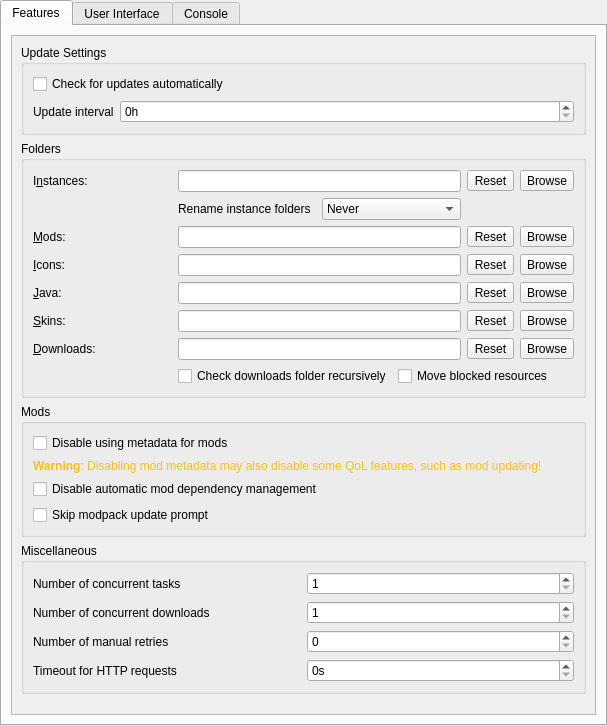
Above: launcher/ui/pages/global/LauncherPage.ui from kthchew/PrismLauncher before the change. Below: the same form after it.
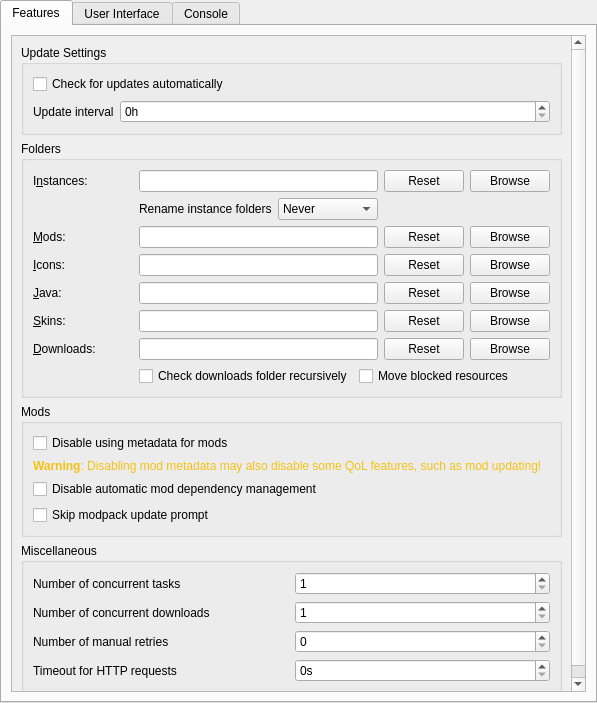
That is the form after the change. Custom widgets are drawn as their Qt base class.

Commit message: Change browse/reset QToolButtons to QPushButtons

What changed in the file:
```diff
--- a/launcher/ui/pages/global/LauncherPage.ui
+++ b/launcher/ui/pages/global/LauncherPage.ui
@@ -6,8 +6,8 @@
    <rect>
     <x>0</x>
     <y>0</y>
-    <width>607</width>
-    <height>726</height>
+    <width>597</width>
+    <height>703</height>
    </rect>
   </property>
   <property name="sizePolicy">
@@ -59,7 +59,7 @@
             <x>0</x>
             <y>0</y>
             <width>549</width>
-            <height>728</height>
+            <height>722</height>
            </rect>
           </property>
           <layout class="QVBoxLayout" name="verticalLayout_8">
@@ -112,6 +112,9 @@
               <string>Folders</string>
              </property>
              <layout class="QGridLayout" name="foldersBoxLayout">
+              <item row="4" column="1" colspan="2">
+               <widget class="QLineEdit" name="javaDirTextBox"/>
+              </item>
               <item row="4" column="0">
                <widget class="QLabel" name="labelJavaDir">
                 <property name="text">
@@ -122,15 +125,109 @@
                 </property>
                </widget>
               </item>
-              <item row="6" column="4">
-               <widget class="QToolButton" name="downloadsDirBrowseBtn">
+              <item row="5" column="4">
+               <widget class="QPushButton" name="skinsDirBrowseBtn">
+                <property name="sizePolicy">
+                 <sizepolicy hsizetype="Maximum" vsizetype="Fixed">
+                  <horstretch>0</horstretch>
+                  <verstretch>0</verstretch>
+                 </sizepolicy>
+                </property>
                 <property name="text">
                  <string>Browse</string>
                 </property>
+                <property name="autoDefault">
+                 <bool>false</bool>
+                </property>
                </widget>
               </item>
-              <item row="6" column="1" colspan="2">
-               <widget class="QLineEdit" name="downloadsDirTextBox"/>
+              <item row="0" column="3">
+               <widget class="QPushButton" name="instDirResetBtn">
+                <property name="sizePolicy">
+                 <sizepolicy hsizetype="Maximum" vsizetype="Fixed">
+                  <horstretch>0</horstretch>
+                  <verstretch>0</verstretch>
+                 </sizepolicy>
+                </property>
+                <property name="text">
+                 <string>Reset</string>
+                </property>
+                <property name="autoDefault">
+                 <bool>false</bool>
+                </property>
+               </widget>
+              </item>
+              <item row="0" column="0">
+               <widget class="QLabel" name="labelInstDir">
+                <property name="text">
+                 <string>I&amp;nstances:</string>
+                </property>
+                <property name="buddy">
+                 <cstring>instDirTextBox</cstring>
+                </property>
+               </widget>
+              </item>
+              <item row="5" column="0">
+               <widget class="QLabel" name="labelSkinsDir">
+                <property name="text">
+                 <string>&amp;Skins:</string>
+                </property>
+                <property name="buddy">
+                 <cstring>skinsDirTextBox</cstring>
+                </property>
+               </widget>
+              </item>
+              <item row="4" column="4">
+               <widget class="QPushButton" name="javaDirBrowseBtn">
+                <property name="sizePolicy">
+                 <sizepolicy hsizetype="Maximum" vsizetype="Fixed">
+                  <horstretch>0</horstretch>
+                  <verstretch>0</verstretch>
+                 </sizepolicy>
+                </property>
+                <property name="text">
+                 <string>Browse</string>
+                </property>
+                <property name="autoDefault">
+                 <bool>false</bool>
+                </property>
+               </widget>
+              </item>
+              <item row="3" column="0">
+               <widget class="QLabel" name="labelIconsDir">
+                <property name="text">
+                 <string>&amp;Icons:</string>
+                </property>
+                <property name="buddy">
+                 <cstring>iconsDirTextBox</cstring>
+                </property>
+               </widget>
+              </item>
+              <item row="4" column="3">
+               <widget class="QPushButton" name="javaDirResetBtn">
+                <property name="sizePolicy">
+                 <sizepolicy hsizetype="Maximum" vsizetype="Fixed">
+                  <horstretch>0</horstretch>
+                  <verstretch>0</verstretch>
+                 </sizepolicy>
+                </property>
+                <property name="text">
+                 <string>Reset</string>
+                </property>
+                <property name="autoDefault">
+                 <bool>false</bool>
+                </property>
+               </widget>
+              </item>
+              <item row="2" column="0">
+               <widget class="QLabel" name="labelModsDir">
+                <property name="text">
+                 <string>&amp;Mods:</string>
+                </property>
+                <property name="buddy">
+                 <cstring>modsDirTextBox</cstring>
+                </property>
+               </widget>
               </item>
               <item row="1" column="1">
                <widget class="QLabel" name="labelRenamingBehavior">
@@ -139,6 +236,57 @@
                 </property>
                </widget>
               </item>
+              <item row="0" column="4">
+               <widget class="QPushButton" name="instDirBrowseBtn">
+                <property name="sizePolicy">
+                 <sizepolicy hsizetype="Maximum" vsizetype="Fixed">
+                  <horstretch>0</horstretch>
+                  <verstretch>0</verstretch>
+                 </sizepolicy>
+                </property>
+                <property name="text">
+                 <string>Browse</string>
+                </property>
+                <property name="autoDefault">
+                 <bool>false</bool>
+                </property>
+               </widget>
+              </item>
+              <item row="2" column="3">
+               <widget class="QPushButton" name="modsDirResetBtn">
+                <property name="sizePolicy">
+                 <sizepolicy hsizetype="Maximum" vsizetype="Fixed">
+                  <horstretch>0</horstretch>
+                  <verstretch>0</verstretch>
+                 </sizepolicy>
+                </property>
+                <property name="text">
+                 <string>Reset</string>
+                </property>
+                <property name="autoDefault">
+                 <bool>false</bool>
+                </property>
+               </widget>
+              </item>
+              <item row="5" column="3">
+               <widget class="QPushButton" name="skinsDirResetBtn">
+                <property name="sizePolicy">
+                 <sizepolicy hsizetype="Maximum" vsizetype="Fixed">
+                  <horstretch>0</horstretch>
+                  <verstretch>0</verstretch>
+                 </sizepolicy>
+                </property>
+                <property name="text">
+                 <string>Reset</string>
+                </property>
+                <property name="autoDefault">
+                 <bool>false</bool>
+                </property>
+               </widget>
+              </item>
+              <item row="0" column="1" colspan="2">
+               <widget class="QLineEdit" name="instDirTextBox"/>
+              </item>
               <item row="7" column="1" colspan="4">
                <layout class="QHBoxLayout" name="downloadModsCheckLayout">
                 <item>
@@ -163,52 +311,37 @@
                 </item>
                </layout>
               </item>
-              <item row="4" column="4">
-               <widget class="QToolButton" name="javaDirBrowseBtn">
-                <property name="text">
-                 <string>Browse</string>
-                </property>
-               </widget>
-              </item>
-              <item row="5" column="4">
-               <widget class="QToolButton" name="skinsDirBrowseBtn">
-                <property name="text">
-                 <string>Browse</string>
-                </property>
-               </widget>
-              </item>
-              <item row="2" column="0">
-               <widget class="QLabel" name="labelModsDir">
-                <property name="text">
-                 <string>&amp;Mods:</string>
-                </property>
-                <property name="buddy">
-                 <cstring>modsDirTextBox</cstring>
-                </property>
-               </widget>
-              </item>
-              <item row="2" column="1" colspan="2">
-               <widget class="QLineEdit" name="modsDirTextBox"/>
-              </item>
-              <item row="5" column="1" colspan="2">
-               <widget class="QLineEdit" name="skinsDirTextBox"/>
-              </item>
-              <item row="2" column="4">
-               <widget class="QToolButton" name="modsDirBrowseBtn">
-                <property name="text">
-                 <string>Browse</string>
-                </property>
-               </widget>
-              </item>
               <item row="3" column="4">
-               <widget class="QToolButton" name="iconsDirBrowseBtn">
+               <widget class="QPushButton" name="iconsDirBrowseBtn">
+                <property name="sizePolicy">
+                 <sizepolicy hsizetype="Maximum" vsizetype="Fixed">
+                  <horstretch>0</horstretch>
+                  <verstretch>0</verstretch>
+                 </sizepolicy>
+                </property>
                 <property name="text">
                  <string>Browse</string>
                 </property>
+                <property name="autoDefault">
+                 <bool>false</bool>
+                </property>
                </widget>
               </item>
-              <item row="0" column="1" colspan="2">
-               <widget class="QLineEdit" name="instDirTextBox"/>
+              <item row="6" column="3">
+               <widget class="QPushButton" name="downloadsDirResetBtn">
+                <property name="sizePolicy">
+                 <sizepolicy hsizetype="Maximum" vsizetype="Fixed">
+                  <horstretch>0</horstretch>
+                  <verstretch>0</verstretch>
+                 </sizepolicy>
+                </property>
+                <property name="text">
+                 <string>Reset</string>
+                </property>
+                <property name="autoDefault">
+                 <bool>false</bool>
+                </property>
+               </widget>
               </item>
               <item row="1" column="2">
                <widget class="QComboBox" name="renamingBehaviorComboBox">
@@ -229,6 +362,63 @@
                 </item>
                </widget>
               </item>
+              <item row="3" column="1" colspan="2">
+               <widget class="QLineEdit" name="iconsDirTextBox"/>
+              </item>
+              <item row="5" column="1" colspan="2">
+               <widget class="QLineEdit" name="skinsDirTextBox"/>
+              </item>
+              <item row="3" column="3">
+               <widget class="QPushButton" name="iconsDirResetBtn">
+                <property name="sizePolicy">
+                 <sizepolicy hsizetype="Maximum" vsizetype="Fixed">
+                  <horstretch>0</horstretch>
+                  <verstretch>0</verstretch>
+                 </sizepolicy>
+                </property>
+                <property name="text">
+                 <string>Reset</string>
+                </property>
+                <property name="autoDefault">
+                 <bool>false</bool>
+                </property>
+               </widget>
+              </item>
+              <item row="2" column="1" colspan="2">
+               <widget class="QLineEdit" name="modsDirTextBox"/>
+              </item>
+              <item row="6" column="4">
+               <widget class="QPushButton" name="downloadsDirBrowseBtn">
+                <property name="sizePolicy">
+                 <sizepolicy hsizetype="Maximum" vsizetype="Fixed">
+                  <horstretch>0</horstretch>
+                  <verstretch>0</verstretch>
+                 </sizepolicy>
+                </property>
+                <property name="text">
+                 <string>Browse</string>
+                </property>
+                <property name="autoDefault">
+                 <bool>false</bool>
+                </property>
+               </widget>
+              </item>
+              <item row="2" column="4">
+               <widget class="QPushButton" name="modsDirBrowseBtn">
+                <property name="sizePolicy">
+                 <sizepolicy hsizetype="Maximum" vsizetype="Fixed">
+                  <horstretch>0</horstretch>
+                  <verstretch>0</verstretch>
+                 </sizepolicy>
+                </property>
+                <property name="text">
+                 <string>Browse</string>
+                </property>
+                <property name="autoDefault">
+                 <bool>false</bool>
+                </property>
+               </widget>
+              </item>
               <item row="6" column="0">
                <widget class="QLabel" name="labelDownloadsDir">
                 <property name="text">
@@ -239,90 +429,8 @@
                 </property>
                </widget>
               </item>
-              <item row="0" column="4">
-               <widget class="QToolButton" name="instDirBrowseBtn">
-                <property name="text">
-                 <string>Browse</string>
-                </property>
-               </widget>
-              </item>
-              <item row="5" column="0">
-               <widget class="QLabel" name="labelSkinsDir">
-                <property name="text">
-                 <string>&amp;Skins:</string>
-                </property>
-                <property name="buddy">
-                 <cstring>skinsDirTextBox</cstring>
-                </property>
-               </widget>
-              </item>
-              <item row="3" column="1" colspan="2">
-               <widget class="QLineEdit" name="iconsDirTextBox"/>
-              </item>
-              <item row="0" column="0">
-               <widget class="QLabel" name="labelInstDir">
-                <property name="text">
-                 <string>I&amp;nstances:</string>
-                </property>
-                <property name="buddy">
-                 <cstring>instDirTextBox</cstring>
-                </property>
-               </widget>
-              </item>
-              <item row="3" column="0">
-               <widget class="QLabel" name="labelIconsDir">
-                <property name="text">
-                 <string>&amp;Icons:</string>
-                </property>
-                <property name="buddy">
-                 <cstring>iconsDirTextBox</cstring>
-                </property>
-               </widget>
-              </item>
-              <item row="4" column="1" colspan="2">
-               <widget class="QLineEdit" name="javaDirTextBox"/>
-              </item>
-              <item row="0" column="3">
-               <widget class="QToolButton" name="instDirResetBtn">
-                <property name="text">
-                 <string>Reset</string>
-                </property>
-               </widget>
-              </item>
-              <item row="2" column="3">
-               <widget class="QToolButton" name="modsDirResetBtn">
-                <property name="text">
-                 <string>Reset</string>
-                </property>
-               </widget>
-              </item>
-              <item row="3" column="3">
-               <widget class="QToolButton" name="iconsDirResetBtn">
-                <property name="text">
-                 <string>Reset</string>
-                </property>
-               </widget>
-              </item>
-              <item row="4" column="3">
-               <widget class="QToolButton" name="javaDirResetBtn">
-                <property name="text">
-                 <string>Reset</string>
-                </property>
-               </widget>
-              </item>
-              <item row="5" column="3">
-               <widget class="QToolButton" name="skinsDirResetBtn">
-                <property name="text">
-                 <string>Reset</string>
-                </property>
-               </widget>
-              </item>
-              <item row="6" column="3">
-               <widget class="QToolButton" name="downloadsDirResetBtn">
-                <property name="text">
-                 <string>Reset</string>
-                </property>
-               </widget>
+              <item row="6" column="1" colspan="2">
+               <widget class="QLineEdit" name="downloadsDirTextBox"/>
               </item>
              </layout>
             </widget>
```
